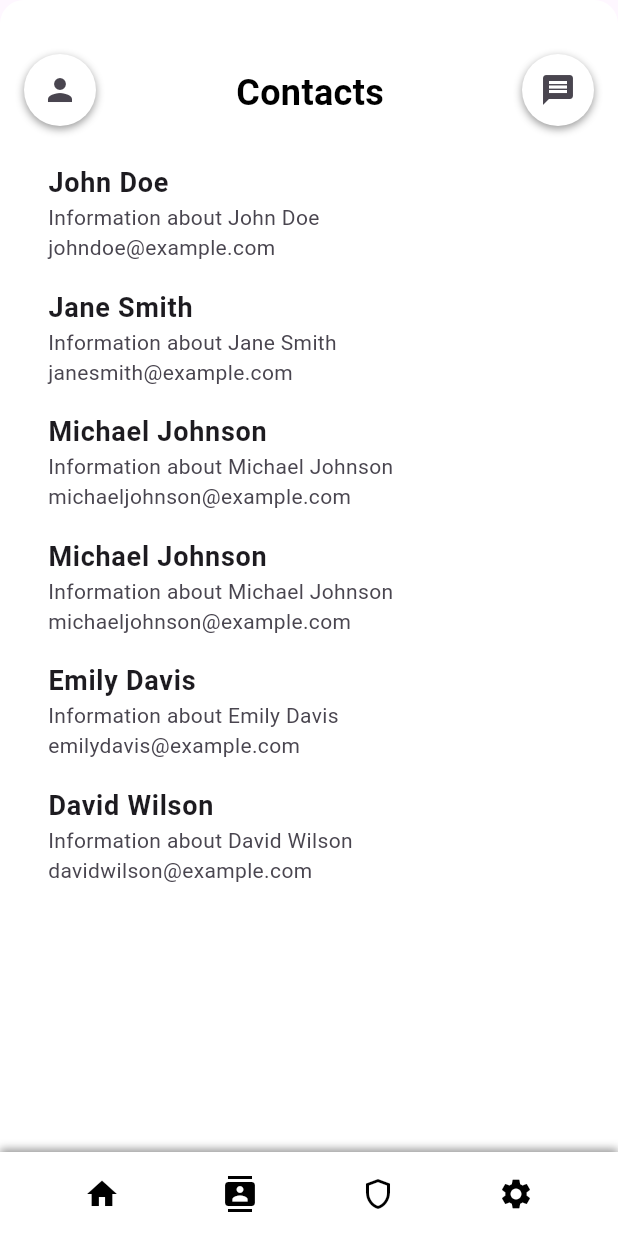
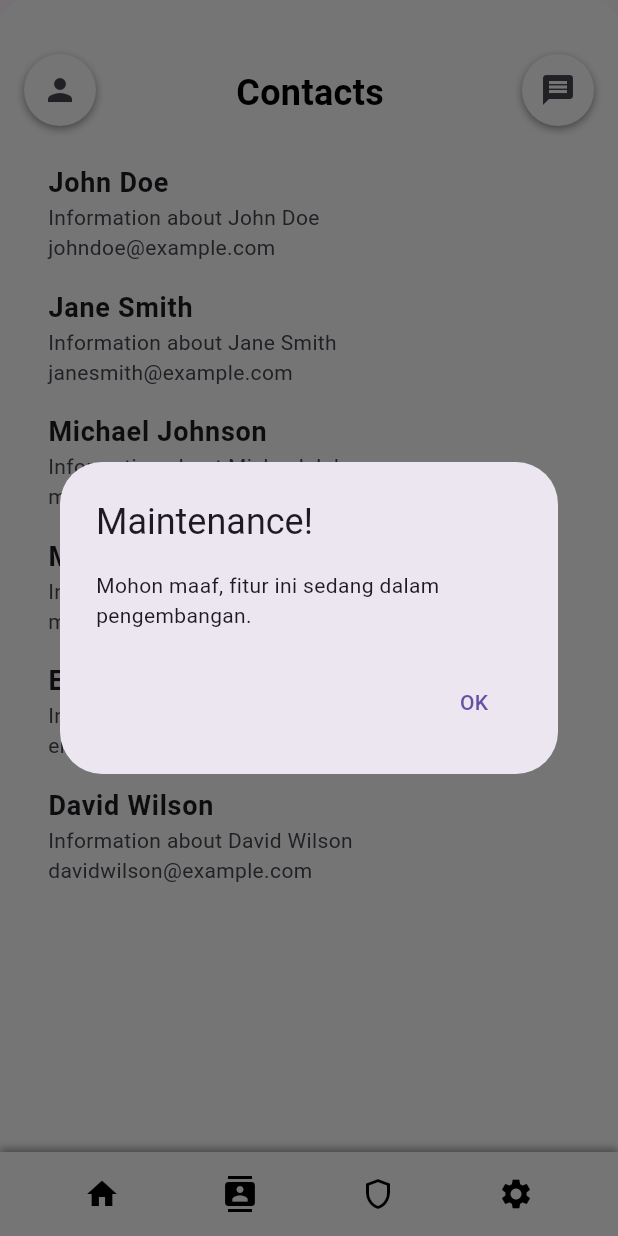
Before and after one commit to RiHuuang/SafeWalk, a Flutter app: the ContactsPage screen opened directly, item 2 of the bottom bar chosen, after a tap on the "message" icon, on a phone screen of 412 x 824 dp. Run offline on Flutter 3.47's test engine with Material 3 defaults, Android fonts, the phone set to English and light mode, and no system bars; our stand-ins replace firebase_auth, firebase_core, google_maps_flutter, location; missing offline and left inert: firebase_app_check, flutter_config; accounts and stored records are empty.

Commit message:
Update contacts_page.dart

```diff
--- a/safewalk/lib/contacts_page.dart
+++ b/safewalk/lib/contacts_page.dart
@@ -1,5 +1,6 @@
 import 'package:flutter/material.dart';
 import 'package:safewalk/home_page.dart';
+import 'package:safewalk/profile_page.dart';
 import 'package:safewalk/settings_page.dart';
 
 class ContactsPage extends StatelessWidget {
@@ -35,7 +36,10 @@ class ContactsPage extends StatelessWidget {
               child: IconButton(
                 icon: Icon(Icons.person),
                 onPressed: () {
-                  // Handle profile icon press
+                  Navigator.push(
+                            context,
+                            MaterialPageRoute(builder: (context) => ProfileSettingsPage()),
+                          );
                 },
               ),
             ),
@@ -58,7 +62,23 @@ class ContactsPage extends StatelessWidget {
               child: IconButton(
                 icon: Icon(Icons.message),
                 onPressed: () {
-                  // Handle message icon press
+                  showDialog(
+                    context: context,
+                    builder: (BuildContext context) {
+                      return AlertDialog(
+                        title: const Text('Maintenance!'),
+                        content: const Text('Mohon maaf, fitur ini sedang dalam pengembangan.'),
+                        actions: [
+                          TextButton(
+                            onPressed: () {
+                              Navigator.of(context).pop();
+                            },
+                            child: const Text('OK'),
+                          ),
+                        ],
+                      );
+                    },
+                  );
                 },
               ),
             ),
```
